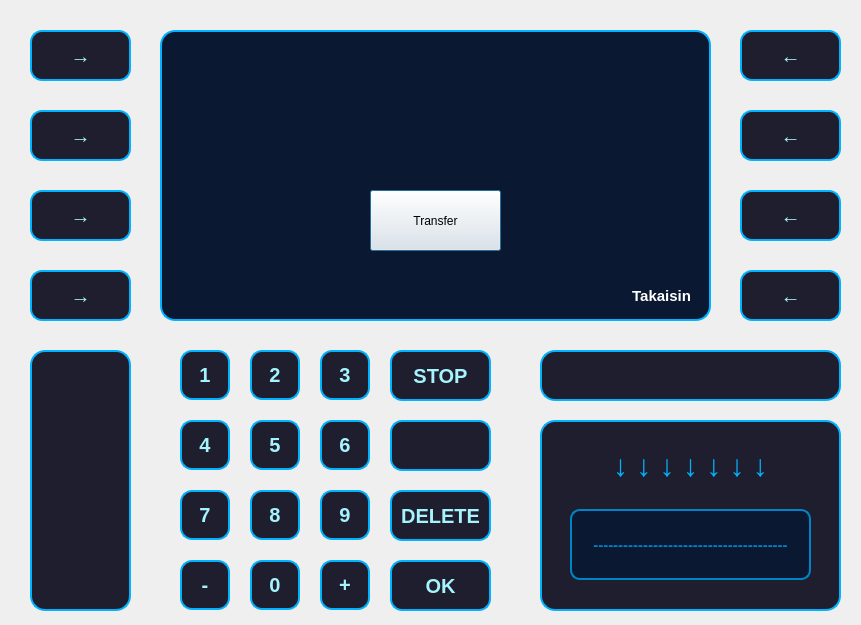
DeveMike/Software_Development_Application_Project, file bank-automat/transfer.ui: the form before one commit.
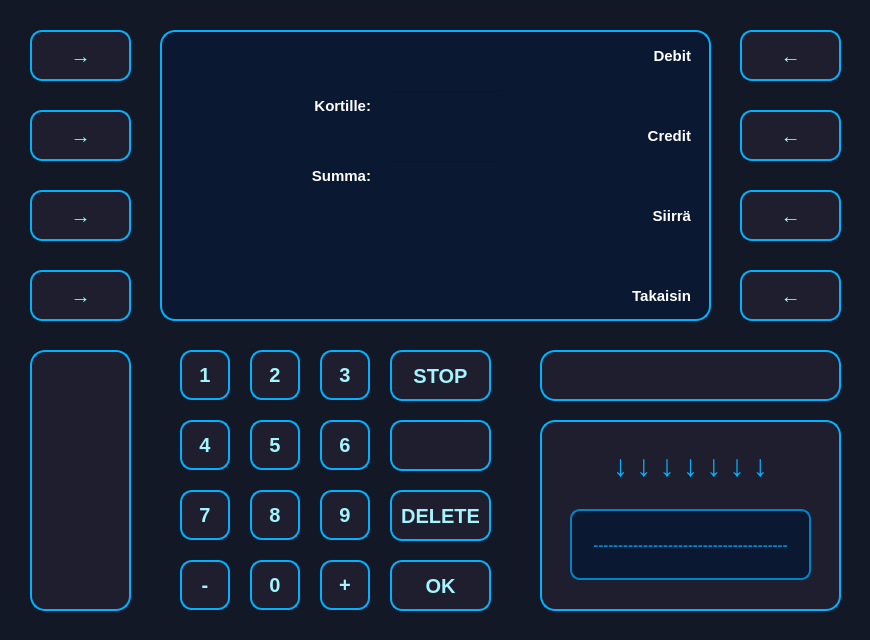
The form after the commit. Icons and pictures are not drawn.

Commit message: Implement transfer functionality

The edit to the form file:
```diff
--- a/bank-automat/transfer.ui
+++ b/bank-automat/transfer.ui
@@ -6,26 +6,18 @@
    <rect>
     <x>0</x>
     <y>0</y>
-    <width>861</width>
-    <height>625</height>
+    <width>870</width>
+    <height>640</height>
    </rect>
   </property>
   <property name="windowTitle">
    <string>Dialog</string>
   </property>
-  <widget class="QPushButton" name="buttonTransfer">
-   <property name="geometry">
-    <rect>
-     <x>370</x>
-     <y>190</y>
-     <width>131</width>
-     <height>61</height>
-    </rect>
-   </property>
-   <property name="text">
-    <string>Transfer</string>
-   </property>
-  </widget>
+  <property name="styleSheet">
+   <string notr="true">QDialog, QWidget {
+    background-color: #121826;
+}</string>
+  </property>
   <widget class="QPushButton" name="buttonOut_20">
    <property name="geometry">
     <rect>
@@ -496,7 +488,7 @@
     <string/>
    </property>
   </widget>
-  <widget class="QPushButton" name="buttonOut_x">
+  <widget class="QPushButton" name="buttonCredit">
    <property name="geometry">
     <rect>
      <x>740</x>
@@ -725,26 +717,7 @@
     <string>7</string>
    </property>
   </widget>
-  <widget class="QLabel" name="txtOut_40">
-   <property name="geometry">
-    <rect>
-     <x>180</x>
-     <y>110</y>
-     <width>71</width>
-     <height>51</height>
-    </rect>
-   </property>
-   <property name="styleSheet">
-    <string notr="true">font-size: 15px;
-color: white;
-font-weight: bold;
-background-color: transparent;</string>
-   </property>
-   <property name="text">
-    <string>40 €</string>
-   </property>
-  </widget>
-  <widget class="QPushButton" name="btnLangFI_7">
+  <widget class="QPushButton" name="buttonTransfer">
    <property name="geometry">
     <rect>
      <x>740</x>
@@ -987,7 +960,7 @@
     <set>Qt::AlignmentFlag::AlignRight|Qt::AlignmentFlag::AlignTrailing|Qt::AlignmentFlag::AlignVCenter</set>
    </property>
   </widget>
-  <widget class="QPushButton" name="btnBack_3">
+  <widget class="QPushButton" name="btnBack_2">
    <property name="geometry">
     <rect>
      <x>390</x>
@@ -1204,7 +1177,7 @@
     <string>1</string>
    </property>
   </widget>
-  <widget class="QPushButton" name="buttonOut_100">
+  <widget class="QPushButton" name="buttonDebit">
    <property name="geometry">
     <rect>
      <x>740</x>
@@ -1403,13 +1376,120 @@
     <string>2</string>
    </property>
   </widget>
+  <widget class="QLabel" name="txtInfoAccount">
+   <property name="geometry">
+    <rect>
+     <x>170</x>
+     <y>90</y>
+     <width>201</width>
+     <height>31</height>
+    </rect>
+   </property>
+   <property name="styleSheet">
+    <string notr="true">font-size: 15px;
+color: white;
+font-weight: bold;
+background-color: transparent;
+text-transform: uppercase;</string>
+   </property>
+   <property name="text">
+    <string>Kortille:</string>
+   </property>
+   <property name="alignment">
+    <set>Qt::AlignmentFlag::AlignRight|Qt::AlignmentFlag::AlignTrailing|Qt::AlignmentFlag::AlignVCenter</set>
+   </property>
+  </widget>
+  <widget class="QLabel" name="txtInfoAmount">
+   <property name="geometry">
+    <rect>
+     <x>170</x>
+     <y>160</y>
+     <width>201</width>
+     <height>31</height>
+    </rect>
+   </property>
+   <property name="styleSheet">
+    <string notr="true">font-size: 15px;
+color: white;
+font-weight: bold;
+background-color: transparent;
+text-transform: uppercase;</string>
+   </property>
+   <property name="text">
+    <string>Summa:</string>
+   </property>
+   <property name="alignment">
+    <set>Qt::AlignmentFlag::AlignRight|Qt::AlignmentFlag::AlignTrailing|Qt::AlignmentFlag::AlignVCenter</set>
+   </property>
+  </widget>
+  <widget class="QLabel" name="txtTransferGO">
+   <property name="geometry">
+    <rect>
+     <x>550</x>
+     <y>190</y>
+     <width>141</width>
+     <height>51</height>
+    </rect>
+   </property>
+   <property name="styleSheet">
+    <string notr="true">font-size: 15px;
+color: white;
+font-weight: bold;
+background-color: transparent;
+text-transform: uppercase;</string>
+   </property>
+   <property name="text">
+    <string>Siirrä</string>
+   </property>
+   <property name="alignment">
+    <set>Qt::AlignmentFlag::AlignRight|Qt::AlignmentFlag::AlignTrailing|Qt::AlignmentFlag::AlignVCenter</set>
+   </property>
+  </widget>
+  <widget class="QLineEdit" name="txtAccount">
+   <property name="geometry">
+    <rect>
+     <x>390</x>
+     <y>90</y>
+     <width>113</width>
+     <height>30</height>
+    </rect>
+   </property>
+   <property name="layoutDirection">
+    <enum>Qt::LayoutDirection::LeftToRight</enum>
+   </property>
+   <property name="styleSheet">
+    <string notr="true">font-size: 15px;
+color: white;
+font-weight: bold;
+background-color: transparent;</string>
+   </property>
+  </widget>
+  <widget class="QLineEdit" name="txtAmount">
+   <property name="geometry">
+    <rect>
+     <x>390</x>
+     <y>160</y>
+     <width>113</width>
+     <height>30</height>
+    </rect>
+   </property>
+   <property name="layoutDirection">
+    <enum>Qt::LayoutDirection::LeftToRight</enum>
+   </property>
+   <property name="styleSheet">
+    <string notr="true">font-size: 15px;
+color: white;
+font-weight: bold;
+background-color: transparent;</string>
+   </property>
+  </widget>
   <widget class="QLabel" name="txtINFO">
    <property name="geometry">
     <rect>
      <x>260</x>
-     <y>190</y>
+     <y>210</y>
      <width>351</width>
-     <height>50</height>
+     <height>101</height>
     </rect>
    </property>
    <property name="styleSheet">
@@ -1426,6 +1506,53 @@
     <set>Qt::AlignmentFlag::AlignCenter</set>
    </property>
   </widget>
+  <widget class="QLabel" name="txtDebit">
+   <property name="geometry">
+    <rect>
+     <x>550</x>
+     <y>30</y>
+     <width>141</width>
+     <height>51</height>
+    </rect>
+   </property>
+   <property name="styleSheet">
+    <string notr="true">font-size: 15px;
+color: white;
+font-weight: bold;
+background-color: transparent;
+text-transform: uppercase;</string>
+   </property>
+   <property name="text">
+    <string>Debit</string>
+   </property>
+   <property name="alignment">
+    <set>Qt::AlignmentFlag::AlignRight|Qt::AlignmentFlag::AlignTrailing|Qt::AlignmentFlag::AlignVCenter</set>
+   </property>
+  </widget>
+  <widget class="QLabel" name="txtCredit">
+   <property name="geometry">
+    <rect>
+     <x>550</x>
+     <y>110</y>
+     <width>141</width>
+     <height>51</height>
+    </rect>
+   </property>
+   <property name="styleSheet">
+    <string notr="true">font-size: 15px;
+color: white;
+font-weight: bold;
+background-color: transparent;
+text-transform: uppercase;</string>
+   </property>
+   <property name="text">
+    <string>Credit</string>
+   </property>
+   <property name="alignment">
+    <set>Qt::AlignmentFlag::AlignRight|Qt::AlignmentFlag::AlignTrailing|Qt::AlignmentFlag::AlignVCenter</set>
+   </property>
+  </widget>
+  <zorder>listWidget</zorder>
   <zorder>btn_15</zorder>
   <zorder>cardSlot_3</zorder>
   <zorder>cardSlot_2</zorder>
@@ -1435,17 +1562,14 @@
   <zorder>buttonOut_80</zorder>
   <zorder>buttonOut_50</zorder>
   <zorder>btn_10</zorder>
-  <zorder>txtOut_40</zorder>
-  <zorder>listWidget</zorder>
   <zorder>btnBack</zorder>
   <zorder>cardArrow</zorder>
-  <zorder>buttonOut_100</zorder>
+  <zorder>buttonDebit</zorder>
   <zorder>txtBack</zorder>
   <zorder>btn_4</zorder>
-  <zorder>txtINFO</zorder>
   <zorder>btn_0</zorder>
   <zorder>buttonOut_20</zorder>
-  <zorder>buttonOut_x</zorder>
+  <zorder>buttonCredit</zorder>
   <zorder>btn_7</zorder>
   <zorder>btn_11</zorder>
   <zorder>btnOK</zorder>
@@ -1454,12 +1578,19 @@
   <zorder>buttonOut_40</zorder>
   <zorder>btn_6</zorder>
   <zorder>btn_8</zorder>
-  <zorder>btnBack_3</zorder>
+  <zorder>btnBack_2</zorder>
   <zorder>btn_1</zorder>
   <zorder>btn_5</zorder>
-  <zorder>btnLangFI_7</zorder>
-  <zorder>btn_14</zorder>
   <zorder>buttonTransfer</zorder>
+  <zorder>btn_14</zorder>
+  <zorder>txtInfoAccount</zorder>
+  <zorder>txtInfoAmount</zorder>
+  <zorder>txtTransferGO</zorder>
+  <zorder>txtAccount</zorder>
+  <zorder>txtAmount</zorder>
+  <zorder>txtINFO</zorder>
+  <zorder>txtDebit</zorder>
+  <zorder>txtCredit</zorder>
  </widget>
  <resources/>
  <connections/>
```
The commit also changes 3 other files.
